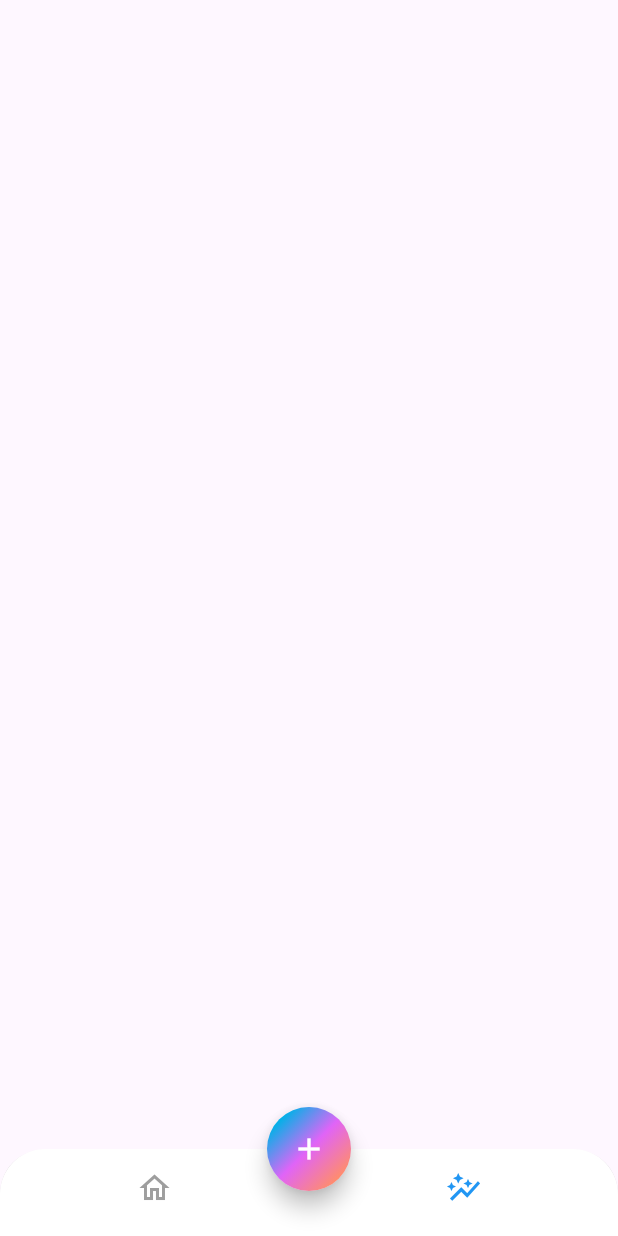
After one commit to MariyaRazboynikova/Application_to_do, a Flutter app: the HomeScreen screen opened directly, item 2 of the bottom bar chosen, on a phone screen of 412 x 824 dp. The commit adds this screen. Run offline on Flutter 3.47's test engine with Material 3 defaults, Android fonts, the phone set to English and light mode, and no system bars; our stand-ins replace google_fonts.

Commit message:
button navigation bar

```diff
--- /dev/null
+++ b/lib/features/presentation/pages/home_page.dart
@@ -0,0 +1,89 @@
+import 'dart:math';
+
+import 'package:app_to_do/features/presentation/pages/ideas_page.dart';
+import 'package:app_to_do/features/presentation/pages/tasks_page.dart';
+import 'package:app_to_do/features/presentation/widgets/add_task.dart';
+import 'package:flutter/material.dart';
+
+class HomeScreen extends StatefulWidget {
+  const HomeScreen({super.key});
+
+  @override
+  State<HomeScreen> createState() => _HomeScreenState();
+}
+
+class _HomeScreenState extends State<HomeScreen> {
+  int index = 0;
+  late Color selectedItem = Colors.blue;
+  Color unSelectedItem = Colors.grey;
+
+  @override
+  Widget build(BuildContext context) {
+    return Scaffold(
+      // appBar: AppBar(),
+
+      bottomNavigationBar: ClipRRect(
+        borderRadius: const BorderRadius.vertical(
+          top: Radius.circular(30),
+        ),
+        child: BottomNavigationBar(
+          onTap: (value) {
+            setState(() {
+              index = value;
+            });
+          },
+          backgroundColor: Colors.white,
+          showSelectedLabels: false,
+          showUnselectedLabels: false,
+          elevation: 3,
+          items: [
+            BottomNavigationBarItem(
+              icon: Icon(
+                Icons.home_outlined,
+                color: index == 0 ? selectedItem : unSelectedItem,
+              ),
+              label: 'Home',
+            ),
+            BottomNavigationBarItem(
+              icon: Icon(
+                Icons.auto_graph,
+                color: index == 1 ? selectedItem : unSelectedItem,
+              ),
+              label: 'Stats',
+            ),
+          ],
+        ),
+      ),
+      floatingActionButtonLocation: FloatingActionButtonLocation.centerDocked,
+      floatingActionButton: FloatingActionButton(
+        onPressed: () {
+          Navigator.push(
+            context,
+            MaterialPageRoute<void>(
+                builder: (BuildContext context) => const AddTask()),
+          );
+        },
+        shape: const CircleBorder(),
+        child: Container(
+            width: 60,
+            height: 60,
+            decoration: const BoxDecoration(
+              shape: BoxShape.circle,
+              gradient: LinearGradient(
+                colors: [
+                  Color(0xFF00B2E7),
+                  Color(0xFFE064F7),
+                  Color(0xFFFF8D6C),
+                ],
+                transform: GradientRotation(pi / 4),
+              ),
+            ),
+            child: const Icon(
+              Icons.add,
+              color: Colors.white,
+            )),
+      ),
+      body: index == 0 ? const TaskPage() : const IdeasPage(),
+    );
+  }
+}
--- /dev/null
+++ b/lib/features/presentation/pages/ideas_page.dart
@@ -0,0 +1,15 @@
+import 'package:flutter/material.dart';
+
+class IdeasPage extends StatefulWidget {
+  const IdeasPage({super.key});
+
+  @override
+  State<IdeasPage> createState() => _IdeasPageState();
+}
+
+class _IdeasPageState extends State<IdeasPage> {
+  @override
+  Widget build(BuildContext context) {
+    return Container();
+  }
+}
```
Also changed, not shown: lib/features/presentation/pages/tasks_page.dart (+0 -17 lines), lib/features/presentation/widgets/add_task.dart (added, +15 -0 lines).
